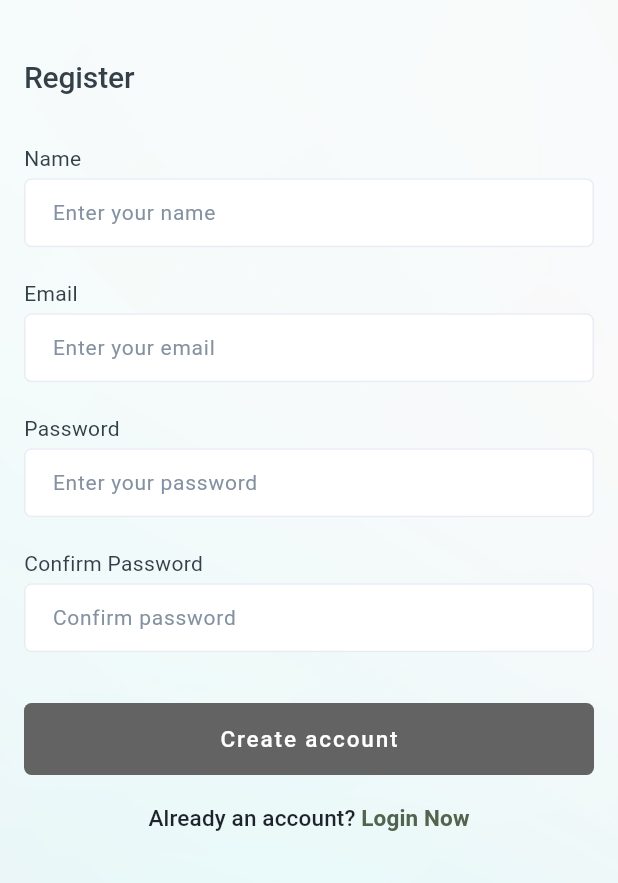
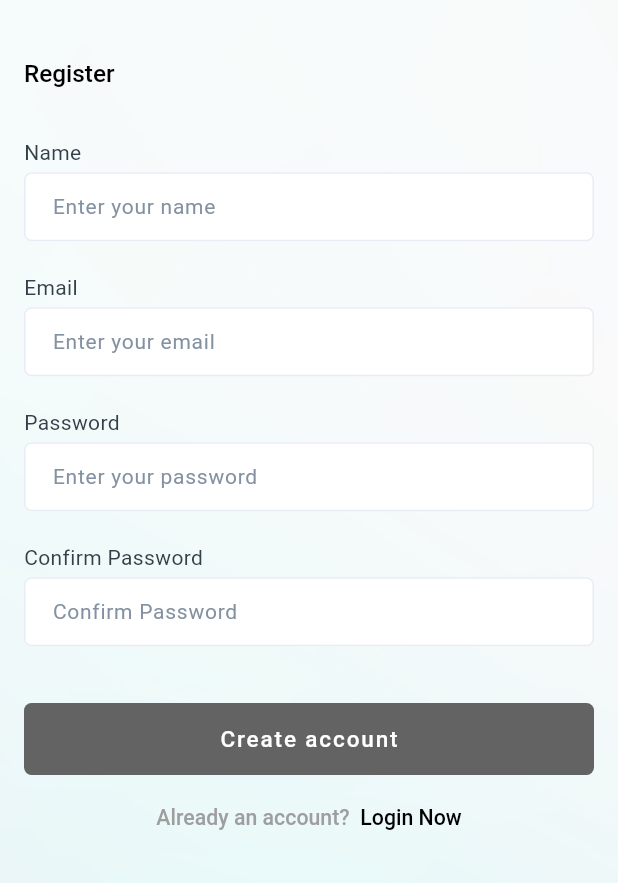
Before and after one commit to SangeethCK/product_app, a Flutter app: the SignUpScreen screen opened by its route, on a phone screen of 412 x 824 dp, the part 353-1236 px from its top. Run offline on Flutter 3.47's test engine with Material 3 defaults, Android fonts, the phone set to English and light mode, and no system bars; drawn by our look-alikes of loader_overlay; our stand-ins replace bloc, cached_network_image, dio, equatable, firebase_auth, firebase_core and 5 more; missing offline and left inert: dio_smart_retry; accounts and stored records are empty; Roboto replaces fonts that are missing (Poppins, Urbanist); project files that could hold a hidden picture were left out.

Commit message:
Bug Fixes

```diff
--- a/lib/features/auth/screens/sign_up/sign_up_screen.dart
+++ b/lib/features/auth/screens/sign_up/sign_up_screen.dart
@@ -8,9 +8,11 @@ import 'package:mechinetest/features/auth/logic/auth_state.dart';
 import 'package:mechinetest/shared/app/enums/api_fetch_status.dart';
 import 'package:mechinetest/shared/app/validator/validator.dart';
 import 'package:mechinetest/shared/constants/colors.dart';
+import 'package:mechinetest/shared/constants/string_constants.dart';
 import 'package:mechinetest/shared/routes/routes.dart';
 import 'package:mechinetest/shared/snackbars/snackbar.dart';
 import 'package:mechinetest/shared/text_fields/text_field_widget.dart';
+import 'package:mechinetest/shared/themes/font_palette.dart';
 import 'package:mechinetest/shared/widgets/buttons/label_button.dart';
 import 'package:mechinetest/shared/widgets/card/app_background_card.dart';
 import 'package:mechinetest/shared/widgets/overlay/overlay.dart';
@@ -35,9 +37,8 @@ class SignUpScreen extends StatelessWidget {
         listener: (context, state) {
           if (state.signUpFetchStatus == ApiFetchStatus.success) {
             Navigator.pushNamed(context, routeLogin);
-
             kSnackBar(
-              content: 'Successfully registered',
+              content: StringConstants.registerd,
               success: true,
             );
           }
@@ -52,16 +53,11 @@ class SignUpScreen extends StatelessWidget {
                   bottom: Platform.isIOS ? 50 : 40),
               children: [
                 Align(alignment: Alignment.topLeft, child: logoWidget()),
-                const Padding(
-                  padding: EdgeInsets.only(top: 40, bottom: 35),
+                Padding(
+                  padding: const EdgeInsets.only(top: 40, bottom: 35),
                   child: Text(
-                    'Register',
-                    style: TextStyle(
-                      color: Color(0xff333F49),
-                      fontSize: 20,
-                      fontWeight: FontWeight.w500,
-                      letterSpacing: -0.1,
-                    ),
+                    StringConstants.register,
+                    style: FontPalette.urbenist16,
                   ),
                 ),
                 Form(
@@ -69,35 +65,37 @@ class SignUpScreen extends StatelessWidget {
                   child: Column(
                     crossAxisAlignment: CrossAxisAlignment.start,
                     children: [
-                      authTextfieldLabel(label: 'Name'),
+                      authTextfieldLabel(label: StringConstants.name),
                       AuthTextfield(
-                        hintText: 'Enter your name',
+                        hintText: StringConstants.enterName,
                         controller: name,
                         validator: (value) => Validator.validateIsEmpty(value),
                       ),
                       Padding(
                         padding: const EdgeInsets.only(top: 23),
-                        child: authTextfieldLabel(label: 'Email'),
+                        child: authTextfieldLabel(label: StringConstants.email),
                       ),
                       AuthTextfield(
-                        hintText: 'Enter your email',
+                        hintText: StringConstants.enterYourEmail,
                         controller: email,
                       ),
                       Padding(
                         padding: const EdgeInsets.only(top: 23),
-                        child: authTextfieldLabel(label: 'Password'),
+                        child:
+                            authTextfieldLabel(label: StringConstants.password),
                       ),
                       AuthTextfield(
                         controller: password,
-                        hintText: 'Enter your password',
+                        hintText: StringConstants.enterYourPswd,
                         validator: (value) => Validator.validateIsEmpty(value),
                       ),
                       Padding(
                         padding: const EdgeInsets.only(top: 23),
-                        child: authTextfieldLabel(label: 'Confirm Password'),
+                        child: authTextfieldLabel(
+                            label: StringConstants.confirmPswd),
                       ),
                       AuthTextfield(
-                        hintText: 'Confirm password',
+                        hintText: StringConstants.confirmPswd,
                         validator: (value) {
                           if (value.isEmpty || value.trim() == '') {
                             return '';
@@ -128,7 +126,7 @@ class SignUpScreen extends StatelessWidget {
                 width: double.maxFinite,
                 child: LabelButton(
                   bgColor: kColorMaterialLight,
-                  label: 'Create account',
+                  label: StringConstants.createAccount,
                   onTap: () {
                     if (registerFormKey.currentState?.validate() ?? false) {
                       context.read<AuthCubit>().registerWithEmailPassword(
@@ -143,28 +141,17 @@ class SignUpScreen extends StatelessWidget {
                 padding: const EdgeInsets.only(top: 20),
                 child: RichText(
                   text: TextSpan(
-                      text: 'Already an account? ',
-                      style: const TextStyle(
-                        color: Color(0xff1E232C),
-                        fontSize: 15,
-                        fontFamily: 'Poppins',
-                        fontWeight: FontWeight.w500,
-                        letterSpacing: 0.1,
-                      ),
+                      text: StringConstants.haveAccount,
+                      style:
+                          FontPalette.urbenist14.copyWith(color: Colors.grey),
                       children: <TextSpan>[
                         TextSpan(
-                          text: 'Login Now',
+                          text: StringConstants.loginNow,
                           recognizer: TapGestureRecognizer()
                             ..onTap = () {
                               Navigator.pop(context);
                             },
-                          style: TextStyle(
-                            color: Theme.of(context).colorScheme.secondary,
-                            fontSize: 15,
-                            fontFamily: 'Poppins',
-                            fontWeight: FontWeight.w600,
-                            letterSpacing: 0.1,
-                          ),
+                          style: FontPalette.urbenist14.copyWith(color: kBlack),
                         ),
                       ]),
                 ),
--- a/lib/features/home/logic/home_logic.dart
+++ b/lib/features/home/logic/home_logic.dart
@@ -10,7 +10,6 @@ class HomeCubit extends Cubit<HomeState> {
 
   HomeCubit() : super(const HomeState());
 
-  // Fetch home products
   Future<void> fetchHomeProducts() async {
     try {
       emit(state.copyWith(homeStatus: ApiFetchStatus.loading));
--- a/lib/shared/constants/colors.dart
+++ b/lib/shared/constants/colors.dart
@@ -25,9 +25,6 @@ const Color highlightColor = Color(0x1A41AD49);
 const Color kColorBorder2 = Color(0XFFD8D8D8);
 const Color kFieldFillColor = Color(0XFFF4F4F4);
 const Color kScaffoldColor = Color(0XFFFFFFFF);
-
 const Color kColorMaterialLight = Color(0XFF636363);
-
 const Color kTransparentColor = Colors.transparent;
-
 const Color kBlack10 = Color(0x1A000000);
--- a/lib/shared/constants/image.dart
+++ b/lib/shared/constants/image.dart
@@ -4,4 +4,6 @@ class Assets {
   static const String kEmailIcon = 'assets/icons/Mail.svg';
   static const String kPasswordIcon = 'assets/icons/Password.svg';
   static const logoImage = 'assets/icons/logo copy.png';
+  static const cart = 'assets/icons/cart.svg';
+  static const search = 'assets/icons/Group 1.svg';
 }
--- /dev/null
+++ b/lib/shared/constants/string_constants.dart
@@ -0,0 +1,28 @@
+class StringConstants {
+  StringConstants._();
+  static String signInTo = 'Sign in to your\nAccount';
+  static String welcome = 'Welcome Back';
+  static String invalid = 'Invalid Credentials';
+  static String email = 'Email';
+  static String password = 'Password';
+  static String signIn = 'Sign in';
+  static String dontHave = 'Don’t have an account? ';
+  static String signUpNow = ' Signup Now';
+  static String registerd = 'Successfully registered';
+  static String register = 'Register';
+  static String name = 'Name';
+  static String enterName = 'Enter your name';
+  static String enterYourEmail = 'Enter your email';
+  static String enterYourPswd = 'Enter your password';
+  static String confirmPswd = 'Confirm Password';
+  static String createAccount = 'Create account';
+  static String haveAccount = 'Already an account? ';
+  static String loginNow = ' Login Now';
+  static String cart = 'Cart';
+  static String noItemCart = 'No items in the cart';
+  static String itemTotal = 'Item Total';
+  static String noProduct = 'No products available';
+  static String searchCat = 'Search Category';
+  static String addToCart = 'Successfully added to cart';
+  static String home = 'Home';
+}
--- a/lib/shared/routes/route_generator.dart
+++ b/lib/shared/routes/route_generator.dart
@@ -8,7 +8,6 @@ import 'package:mechinetest/shared/routes/routes.dart';
 
 class RouteGenerator {
   static Route<dynamic> generateRoute(RouteSettings settings) {
-    // final Object? args = settings.arguments;
 
     switch (settings.name) {
       case routeRoot:
--- a/lib/shared/snackbars/snackbar.dart
+++ b/lib/shared/snackbars/snackbar.dart
@@ -67,7 +67,7 @@ void kSnackBar({
                 softWrap: false,
                 maxLines: 2,
                 overflow: TextOverflow.ellipsis,
-                style: FontPalette.urbenist18.copyWith(
+                style: FontPalette.urbenist14.copyWith(
                   color: kWhite,
                 ),
               ),
--- a/pubspec.yaml
+++ b/pubspec.yaml
@@ -49,6 +49,7 @@ dependencies:
   cached_network_image: ^3.4.1
   sqflite: ^2.3.3+2
   path: ^1.9.0
+  shimmer: ^2.0.0
 
 
 dev_dependencies:
```
Also changed, not shown: lib/features/auth/screens/sign_in/sign_in.dart (+17 -9 lines), lib/features/cart/logic/cart_cubit.dart (+20 -6 lines), lib/features/cart/logic/cart_state.dart (+9 -11 lines), lib/features/cart/screens/cart_screen.dart (+59 -103 lines), lib/features/cart/screens/widgets/cart_card_widgets.dart (added, +107 -0 lines), lib/features/cart/screens/widgets/cart_shimmer.dart (added, +59 -0 lines), lib/features/home/screens/home_screen.dart (+46 -14 lines), lib/shared/db_helper/helper.dart (+4 -4 lines), pubspec.lock.
